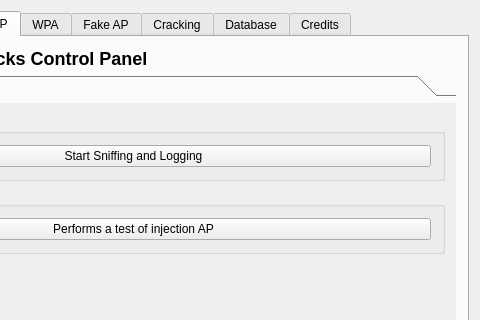
Qt form gerix.ui (5l1v3r1/gerix-wifi-cracker) before a commit; both pictures show x 213 to 693 and y 0 to 320 of the 693 by 685 pixel window.
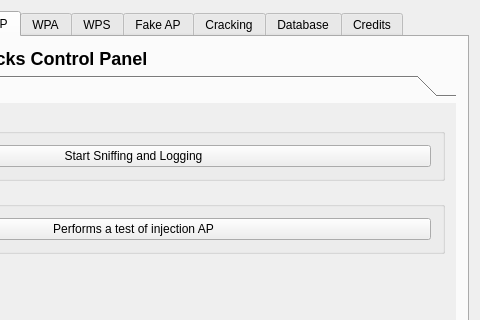
The same form after that commit. The open tabs and pages were chosen to show the change.

Commit message: Added WPS tab for the future

Diff of the .ui file:
```diff
--- a/gerix.ui
+++ b/gerix.ui
@@ -1000,6 +1000,11 @@
         </item>
        </layout>
       </widget>
+      <widget class="QWidget" name="tab_2">
+       <attribute name="title">
+        <string>WPS</string>
+       </attribute>
+      </widget>
       <widget class="QWidget" name="TabPage">
        <attribute name="title">
         <string>Fake AP</string>
```
Left out of the diff: 24 changed lines with no effect on the pictures. The commit also changes 2 other files.
